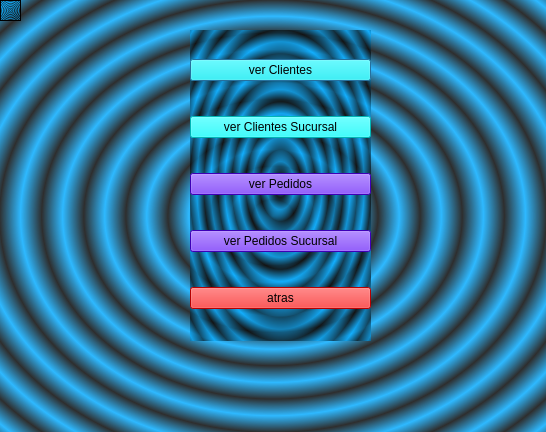
The window that Restaurante/reportes.ui (kpzaolod6000/HELLOWORLD) describes before a commit, drawn with Qt 5.
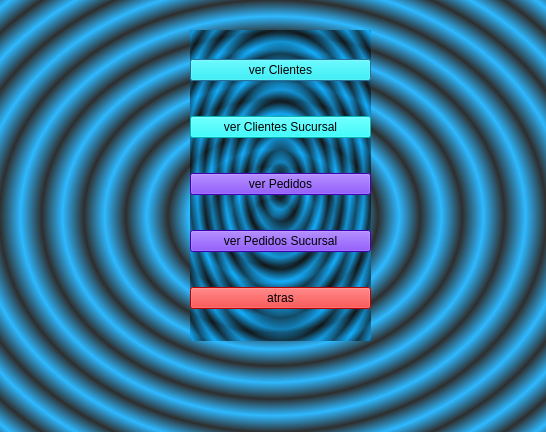
The same window after the commit.

What changed in the file:
```diff
--- a/Restaurante/reportes.ui
+++ b/Restaurante/reportes.ui
@@ -81,16 +81,6 @@
     </item>
    </layout>
   </widget>
-  <widget class="QTableWidget" name="tableWidget">
-   <property name="geometry">
-    <rect>
-     <x>0</x>
-     <y>0</y>
-     <width>21</width>
-     <height>21</height>
-    </rect>
-   </property>
-  </widget>
  </widget>
  <resources/>
  <connections/>
```
